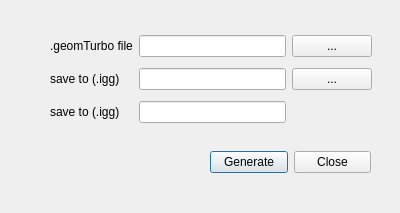
Before: the Qt Designer form module/UI/qtdesigner/meshgenwindow.ui in badabush/Blade-Optimization-Tool, drawn with Qt 5.
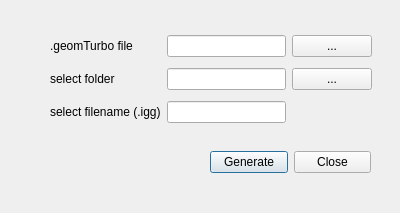
After: the same form once the commit is applied.

```diff
--- a/module/UI/qtdesigner/meshgenwindow.ui
+++ b/module/UI/qtdesigner/meshgenwindow.ui
@@ -43,7 +43,7 @@
     <item row="2" column="0">
      <widget class="QLabel" name="label_2">
       <property name="text">
-       <string>save to (.igg)</string>
+       <string>select folder</string>
       </property>
      </widget>
     </item>
@@ -60,7 +60,7 @@
     <item row="3" column="0">
      <widget class="QLabel" name="label_3">
       <property name="text">
-       <string>save to (.igg)</string>
+       <string>select filename (.igg)</string>
       </property>
      </widget>
     </item>
```
